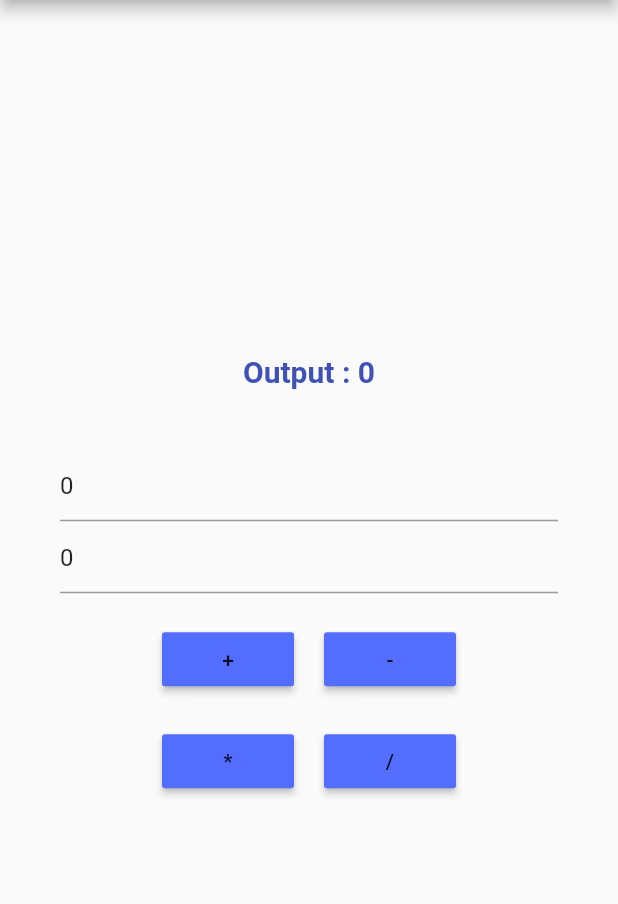
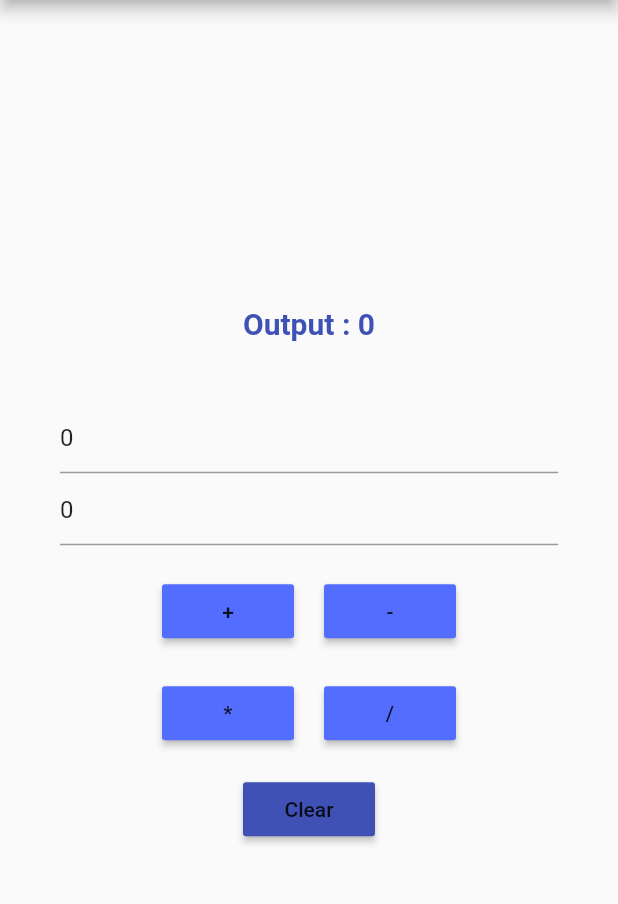
Before and after one commit to AgentTango/flutter-reference, a Flutter app: the screen it shows after launch, on a phone screen of 412 x 824 dp, the part 84-988 px from its top. Run offline on Flutter 3.47's test engine with Material 2 defaults, Android fonts, the phone set to English and light mode, and no system bars.

Commit message:
Complete Calculator Application

```diff
--- a/calculator_app/lib/home_page.dart
+++ b/calculator_app/lib/home_page.dart
@@ -40,6 +40,16 @@ class HomePageState extends State<HomePage> {
       num1 = int.parse(t1.text);
       num2 = int.parse(t2.text);
       output = num1 ~/ num2;
+    });
+  }
+
+  void clearData() {
+    setState(() {
+      num1 = 0;
+      num2 = 0;
+      output = 0;
+      t1.text = "0";
+      t2.text = "0";
     });
   }
 
@@ -130,6 +140,18 @@ class HomePageState extends State<HomePage> {
                   ),
                 ],
               ),
+              new Padding(
+                padding: EdgeInsets.all(8.0),
+              ),
+              new RaisedButton(
+                child: new Text(
+                  "Clear"
+                ),
+                color: Colors.indigo,
+                onPressed: () {
+                  clearData();
+                },
+              )
             ],
           ),
         ),
```
